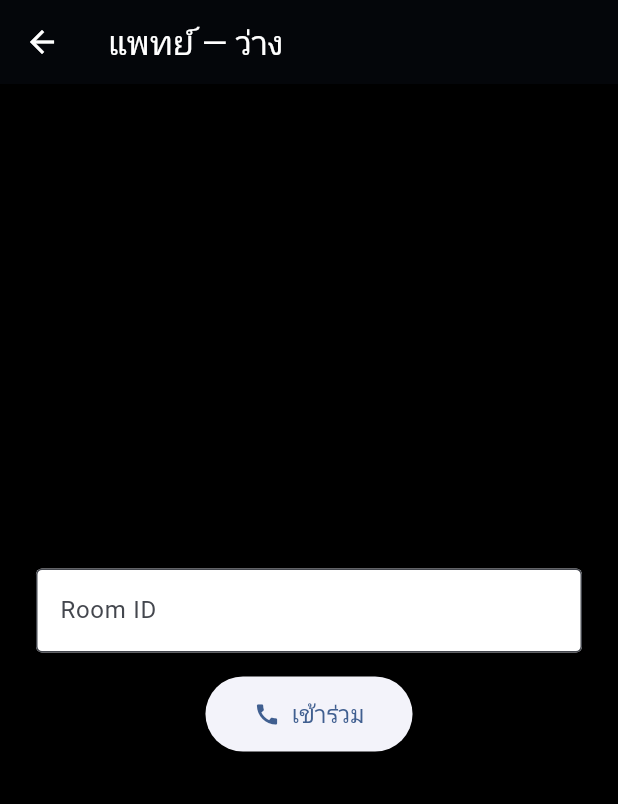
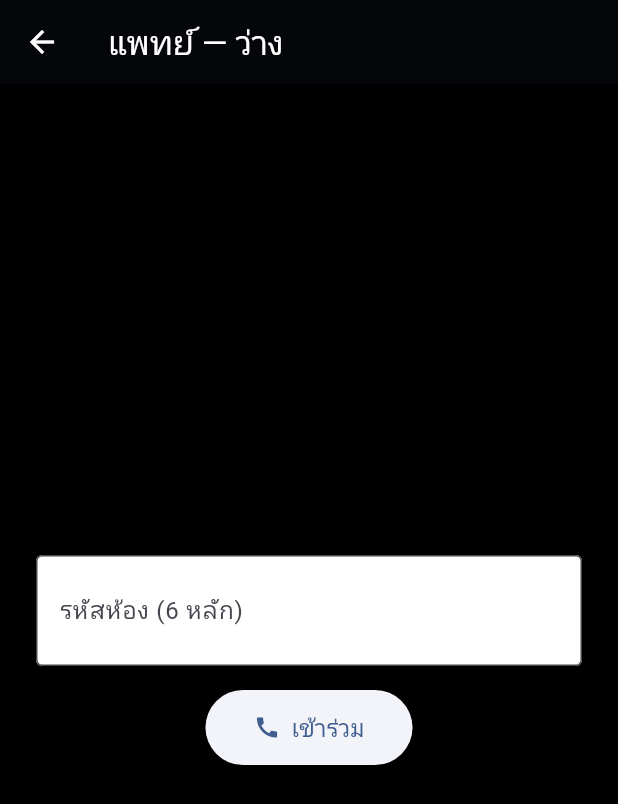
Before and after one commit to Jinwoo290350/Flutter_webRTC_Heart_Sound, a Flutter app: the DoctorCallScreen screen opened directly, on a phone screen of 412 x 824 dp. Shown: the top 804 px of the screen. Run offline on Flutter 3.47's test engine with Material 3 defaults, Android fonts, the phone set to English and light mode, and no system bars; our stand-ins replace cloud_firestore, firebase_core; missing offline and left inert: audio_session, dart:js_interop, flutter_webrtc; accounts and stored records are empty.

Commit message:
Short 6-digit room code + Cloudflare Tunnel test docs
Boss feedback: hard to test cross-device (mobile + Mac) because
Firestore auto-IDs are 20-char random alphanumeric — impossible to type
on mobile without copy-paste.

Changes:
  - signaling_service.createRoom: generate 6-digit numeric code
    (100000-999999) with collision retry (5 attempts). 1M combinations
    safe up to ~10k active rooms.
  - Patient screen: display code as "XXX XXX" (28px monospace bold,
    letter-spaced) with "รหัสห้อง" label
  - Doctor screen: TextField numeric keyboard, hint "123 456", auto
    strip spaces/dashes before join
  - README: add Cross-device testing section with cloudflared workflow
    (brew install cloudflared, tunnel --url http://localhost:8080)

UX:
  - Mobile shows numeric keyboard automatically
  - Code readable when spoken aloud ("one two three, four five six")
  - Works with "123 456" or "123456" input formats

🤖 Generated with [Claude Code](https://claude.com/claude-code)

Co-Authored-By: Claude Opus 4.7 <noreply@anthropic.com>

```diff
--- a/telemedicine_app/lib/screens/doctor/doctor_call_screen.dart
+++ b/telemedicine_app/lib/screens/doctor/doctor_call_screen.dart
@@ -56,7 +56,8 @@ class _DoctorCallScreenState extends State<DoctorCallScreen> {
 
   Future<void> _join() async {
     final webrtc = context.read<WebRTCService>();
-    final id = _roomCtrl.text.trim();
+    // strip spaces/dashes — user อาจกรอก "123 456" หรือ "123-456"
+    final id = _roomCtrl.text.replaceAll(RegExp(r'[\s-]'), '').trim();
     if (id.isEmpty) return;
     await webrtc.joinCall(id);
   }
@@ -221,12 +222,24 @@ class _DoctorCallScreenState extends State<DoctorCallScreen> {
                       children: [
                         TextField(
                           controller: _roomCtrl,
+                          keyboardType: TextInputType.number,
+                          textAlign: TextAlign.center,
+                          maxLength: 7, // 6 digits + 1 space "XXX XXX"
+                          style: const TextStyle(
+                            fontSize: 28,
+                            fontWeight: FontWeight.bold,
+                            letterSpacing: 4,
+                            fontFamily: 'monospace',
+                          ),
                           decoration: const InputDecoration(
-                            labelText: 'Room ID',
+                            labelText: 'รหัสห้อง (6 หลัก)',
+                            hintText: '123 456',
                             border: OutlineInputBorder(),
                             fillColor: Colors.white,
                             filled: true,
+                            counterText: '',
                           ),
+                          onSubmitted: (_) => _join(),
                         ),
                         const SizedBox(height: 16),
                         ElevatedButton.icon(
```
Also changed, not shown: telemedicine_app/lib/screens/patient/patient_call_screen.dart (+30 -8 lines), telemedicine_app/lib/services/signaling_service.dart (+19 -8 lines), 1 other file.
